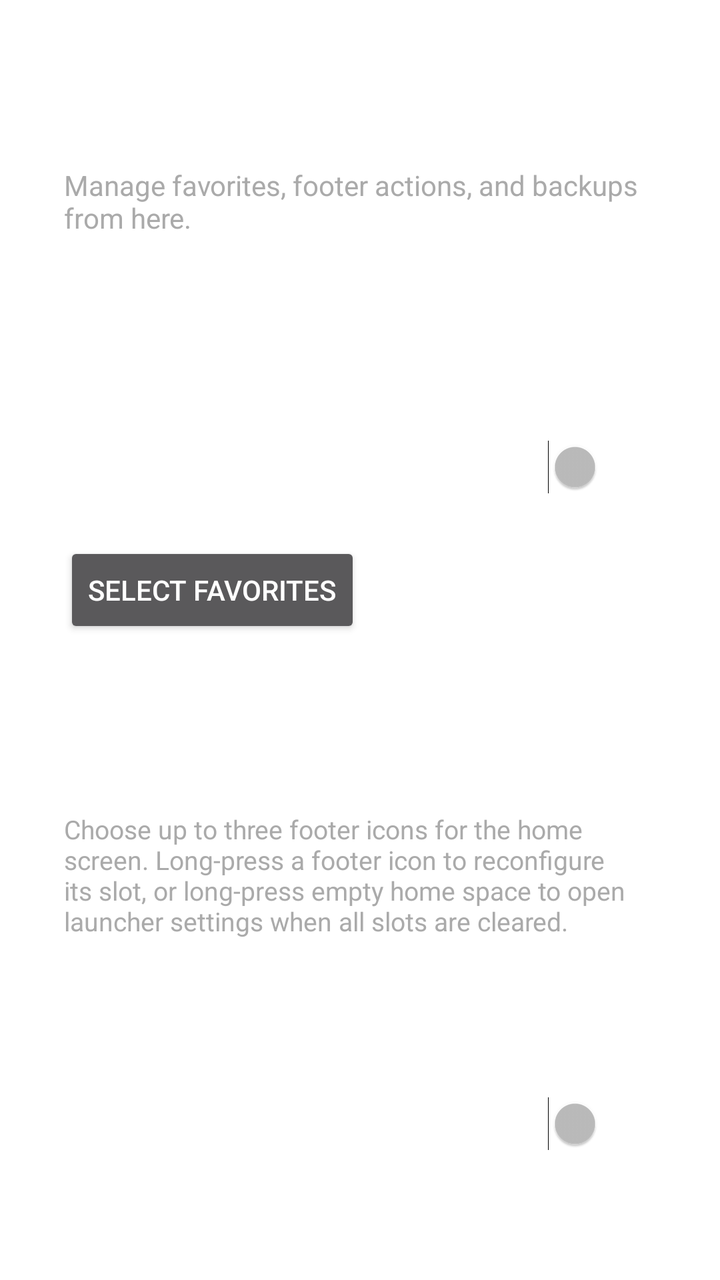
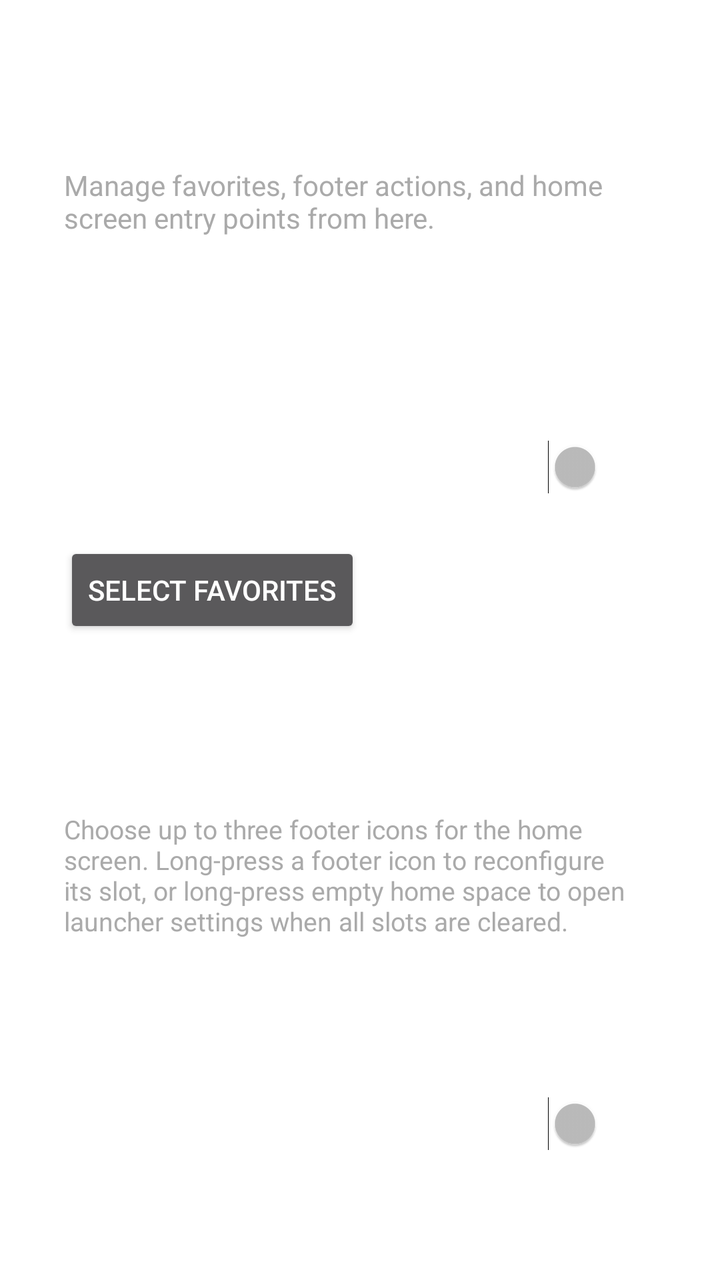

The first picture is an Android layout as it rendered before a commit; the second is the same layout after the commit. The layout source and the unified diff follow.
<!-- AndroidManifest.xml: application theme Theme.ALauncher -->
<!-- res/layout/fragment_settings_system.xml -->
<?xml version="1.0" encoding="utf-8"?>
<ScrollView xmlns:android="http://schemas.android.com/apk/res/android"
    android:layout_width="match_parent"
    android:layout_height="match_parent"
    android:fillViewport="true">

    <LinearLayout
        android:layout_width="match_parent"
        android:layout_height="wrap_content"
        android:orientation="vertical"
        android:padding="32dp">

        <TextView
            android:id="@+id/systemTitle"
            android:layout_width="wrap_content"
            android:layout_height="wrap_content"
            android:text="Home"
            android:textColor="#FFFFFF"
            android:textSize="20sp"
            android:textStyle="bold"
            android:layout_marginBottom="24dp" />

        <TextView
            android:id="@+id/systemDescription"
            android:layout_width="match_parent"
            android:layout_height="wrap_content"
            android:text="Manage favorites, footer actions, and backups from here."
            android:textColor="#AAAAAA"
            android:textSize="14sp"
            android:layout_marginBottom="24dp" />

        <LinearLayout
            android:id="@+id/notificationsSection"
            android:layout_width="match_parent"
            android:layout_height="wrap_content"
            android:orientation="vertical">

            <TextView
                android:layout_width="wrap_content"
                android:layout_height="wrap_content"
                android:text="Notification Mode"
                android:textColor="#FFFFFF"
                android:textSize="16sp"
                android:layout_marginBottom="8dp" />

            <Spinner
                android:id="@+id/notifModeSpinner"
                android:layout_width="match_parent"
                android:layout_height="wrap_content"
                android:layout_marginBottom="24dp" />

            <LinearLayout
                android:layout_width="match_parent"
                android:layout_height="wrap_content"
                android:orientation="horizontal"
                android:gravity="center_vertical"
                android:layout_marginBottom="24dp">

                <TextView
                    android:layout_width="0dp"
                    android:layout_height="wrap_content"
                    android:layout_weight="1"
                    android:text="Swipe to Dismiss Notifications"
                    android:textColor="#FFFFFF"
                    android:textSize="16sp" />

                <Switch
                    android:id="@+id/notifSwipeSwitch"
                    android:layout_width="wrap_content"
                    android:layout_height="wrap_content" />
            </LinearLayout>
        </LinearLayout>

        <LinearLayout
            android:id="@+id/homeSection"
            android:layout_width="match_parent"
            android:layout_height="wrap_content"
            android:orientation="vertical">

            <Button
                android:id="@+id/favoritesButton"
                android:layout_width="wrap_content"
                android:layout_height="wrap_content"
                android:text="Select Favorites"
                android:layout_marginBottom="24dp" />

            <View
                android:layout_width="match_parent"
                android:layout_height="1dp"
                android:background="#33FFFFFF"
                android:layout_marginTop="16dp"
                android:layout_marginBottom="16dp" />

            <TextView
                android:layout_width="wrap_content"
                android:layout_height="wrap_content"
                android:text="Footer Quick Actions"
                android:textColor="#FFFFFF"
                android:textSize="16sp"
                android:layout_marginBottom="8dp" />

            <TextView
                android:layout_width="match_parent"
                android:layout_height="wrap_content"
                android:text="Choose up to three footer icons for the home screen. Long-press a footer icon to reconfigure its slot, or long-press empty home space to open launcher settings when all slots are cleared."
                android:textColor="#AAAAAA"
                android:textSize="13sp"
                android:layout_marginBottom="12dp" />

            <TextView
                android:layout_width="wrap_content"
                android:layout_height="wrap_content"
                android:text="Footer Notifications"
                android:textColor="#FFFFFF"
                android:textSize="14sp"
                android:layout_marginBottom="8dp" />

            <Spinner
                android:id="@+id/footerNotifModeSpinner"
                android:layout_width="match_parent"
                android:layout_height="wrap_content"
                android:layout_marginBottom="16dp" />

            <LinearLayout
                android:layout_width="match_parent"
                android:layout_height="wrap_content"
                android:orientation="horizontal"
                android:gravity="center_vertical"
                android:layout_marginBottom="16dp">

                <TextView
                    android:layout_width="0dp"
                    android:layout_height="wrap_content"
                    android:layout_weight="1"
                    android:text="Show Footer Labels"
                    android:textColor="#FFFFFF"
                    android:textSize="16sp" />

                <Switch
                    android:id="@+id/footerLabelsSwitch"
                    android:layout_width="wrap_content"
                    android:layout_height="wrap_content" />
            </LinearLayout>

            <LinearLayout
                android:id="@+id/footerQuickActionsContainer"
                android:layout_width="match_parent"
                android:layout_height="wrap_content"
                android:orientation="vertical"
                android:layout_marginBottom="24dp" />

            <View
                android:layout_width="match_parent"
                android:layout_height="1dp"
                android:background="#33FFFFFF"
                android:layout_marginTop="16dp"
                android:layout_marginBottom="16dp" />

            <TextView
                android:layout_width="wrap_content"
                android:layout_height="wrap_content"
                android:text="Backup &amp; Restore"
                android:textColor="#FFFFFF"
                android:textSize="16sp"
                android:layout_marginBottom="8dp" />

            <TextView
                android:layout_width="match_parent"
                android:layout_height="wrap_content"
                android:text="Export launcher preferences to a JSON file, or restore them later. Widget placements stay local to the current device."
                android:textColor="#AAAAAA"
                android:textSize="13sp"
                android:layout_marginBottom="12dp" />

            <Button
                android:id="@+id/backupSettingsButton"
                android:layout_width="wrap_content"
                android:layout_height="wrap_content"
                android:text="Backup Settings"
                android:layout_marginBottom="12dp" />

            <Button
                android:id="@+id/restoreSettingsButton"
                android:layout_width="wrap_content"
                android:layout_height="wrap_content"
                android:text="Restore Settings"
                android:layout_marginBottom="24dp" />
        </LinearLayout>

        <LinearLayout
            android:id="@+id/widgetsSection"
            android:layout_width="match_parent"
            android:layout_height="wrap_content"
            android:orientation="vertical"
            android:visibility="gone">

            <TextView
                android:layout_width="wrap_content"
                android:layout_height="wrap_content"
                android:text="Manage Widgets"
                android:textColor="#FFFFFF"
                android:textSize="16sp"
                android:layout_marginBottom="12dp" />

            <LinearLayout
                android:id="@+id/widgetManageContainer"
                android:layout_width="match_parent"
                android:layout_height="wrap_content"
                android:orientation="vertical"
                android:layout_marginBottom="24dp" />

            <Button
                android:id="@+id/addWidgetButton"
                android:layout_width="wrap_content"
                android:layout_height="wrap_content"
                android:text="Add Widget"
                android:layout_marginBottom="24dp" />
        </LinearLayout>

    </LinearLayout>
</ScrollView>
<!-- resources referenced by this layout -->
<resources>
  <style name="Theme.ALauncher" parent="Theme.AppCompat.NoActionBar">
          <item name="android:windowBackground">@android:color/transparent</item>
          <item name="android:windowShowWallpaper">true</item>
          <item name="android:windowIsTranslucent">true</item>
      </style>
</resources>

<!-- the commit's change to res/layout/fragment_settings_system.xml (unified diff, before → after) -->
@@ -24,7 +24,7 @@
             android:id="@+id/systemDescription"
             android:layout_width="match_parent"
             android:layout_height="wrap_content"
-            android:text="Manage favorites, footer actions, and backups from here."
+            android:text="Manage favorites, footer actions, and home screen entry points from here."
             android:textColor="#AAAAAA"
             android:textSize="14sp"
             android:layout_marginBottom="24dp" />
@@ -148,43 +148,6 @@
                 android:layout_height="wrap_content"
                 android:orientation="vertical"
                 android:layout_marginBottom="24dp" />
-
-            <View
-                android:layout_width="match_parent"
-                android:layout_height="1dp"
-                android:background="#33FFFFFF"
-                android:layout_marginTop="16dp"
-                android:layout_marginBottom="16dp" />
-
-            <TextView
-                android:layout_width="wrap_content"
-                android:layout_height="wrap_content"
-                android:text="Backup &amp; Restore"
-                android:textColor="#FFFFFF"
-                android:textSize="16sp"
-                android:layout_marginBottom="8dp" />
-
-            <TextView
-                android:layout_width="match_parent"
-                android:layout_height="wrap_content"
-                android:text="Export launcher preferences to a JSON file, or restore them later. Widget placements stay local to the current device."
-                android:textColor="#AAAAAA"
-                android:textSize="13sp"
-                android:layout_marginBottom="12dp" />
-
-            <Button
-                android:id="@+id/backupSettingsButton"
-                android:layout_width="wrap_content"
-                android:layout_height="wrap_content"
-                android:text="Backup Settings"
-                android:layout_marginBottom="12dp" />
-
-            <Button
-                android:id="@+id/restoreSettingsButton"
-                android:layout_width="wrap_content"
-                android:layout_height="wrap_content"
-                android:text="Restore Settings"
-                android:layout_marginBottom="24dp" />
         </LinearLayout>
 
         <LinearLayout
